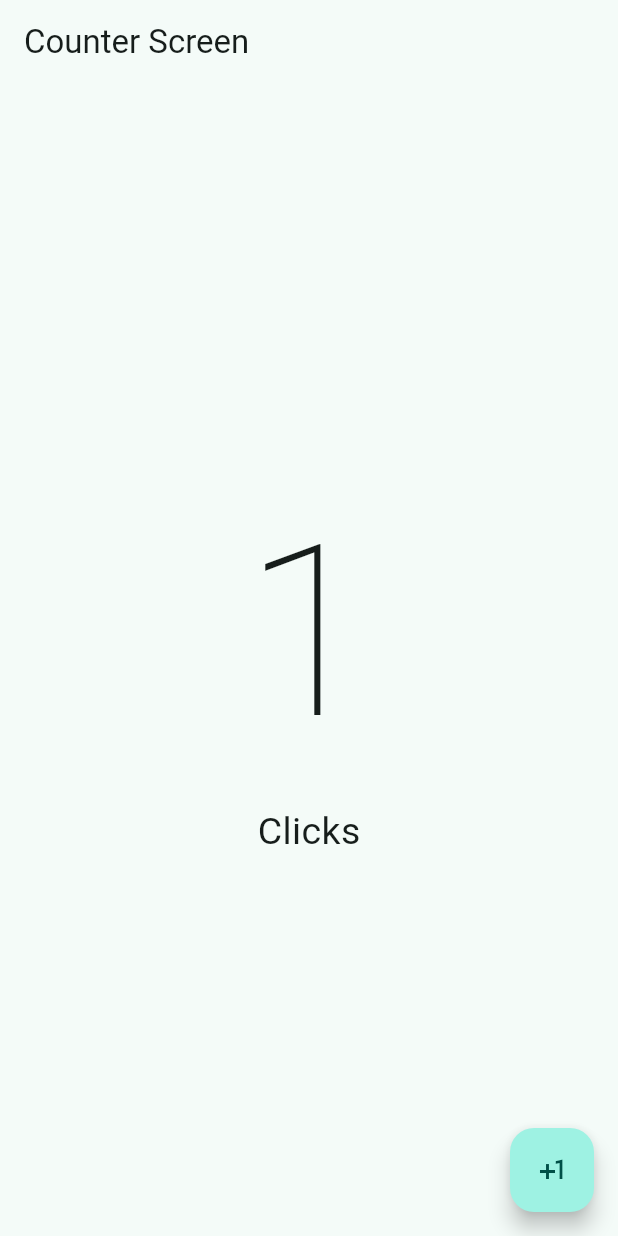
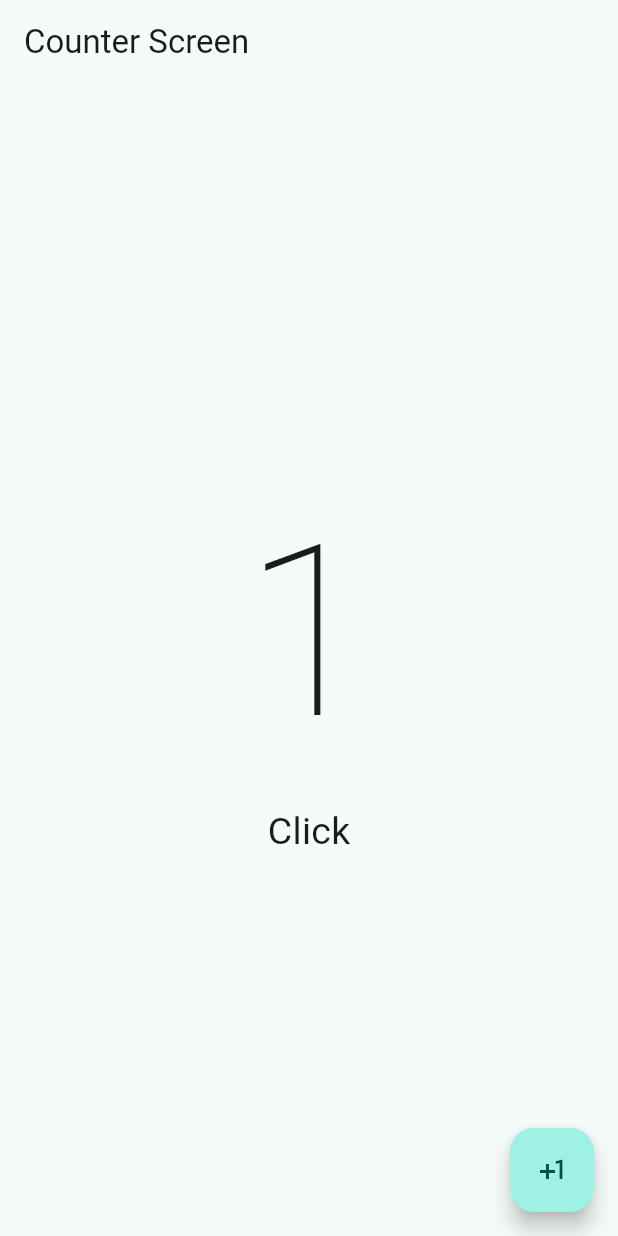
Before and after one commit to oakgarelik/Counter_Mobile_App, a Flutter app: the screen it shows after launch, after a tap on the "plus one" icon, on a phone screen of 412 x 824 dp. Run offline on Flutter 3.47's test engine with Material 3 defaults, Android fonts, the phone set to English and light mode, and no system bars.

Commit message:
noyhing new

```diff
--- a/lib/presentation/screens/counter/counter_screen.dart
+++ b/lib/presentation/screens/counter/counter_screen.dart
@@ -24,7 +24,7 @@ class _CounterScreenState extends State<CounterScreen> {
             children: [
               Text("$clickCounter",
               style: const TextStyle(fontSize: 160, fontWeight: FontWeight.w100)),
-              const Text("Clicks", style: TextStyle(fontSize: 25))
+            Text("Click${ clickCounter == 1? "":"s"}", style: const TextStyle(fontSize: 25))
             ],
            ),
           ),
```
